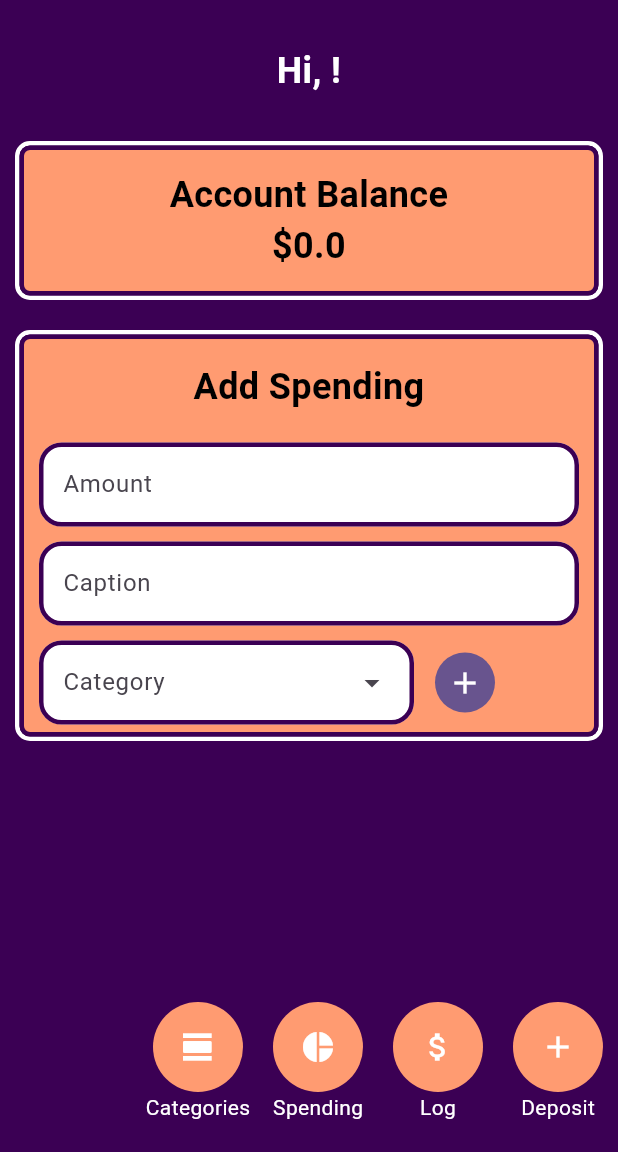
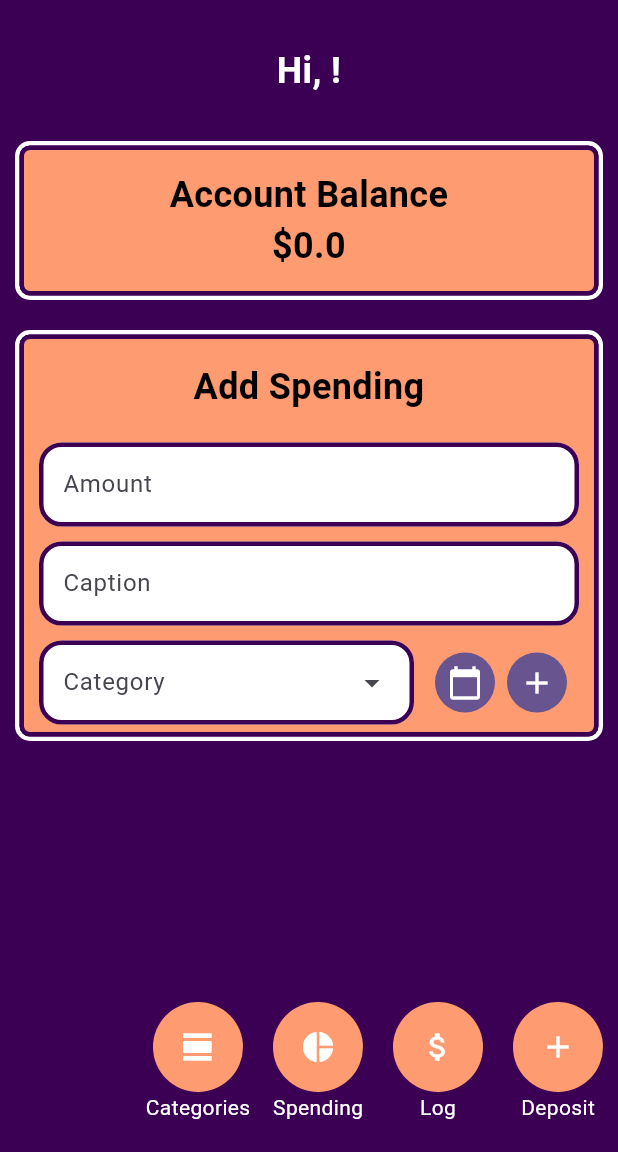
Before and after one commit to Cos229-239/2025_09_Team3, a Flutter app: the HomeScreenState screen opened directly, on a phone screen of 412 x 824 dp, the part 84-1236 px from its top. Run offline on Flutter 3.47's test engine with Material 3 defaults, Android fonts, the phone set to English and light mode, and no system bars; our stand-ins replace fl_chart, flutter_colorpicker, shared_preferences, sqflite; missing offline and left inert: bcrypt; accounts and stored records are empty.

Commit message:
add calendar button to home screen(functionality still needed.)

```diff
--- a/pocketbook/lib/database_handler.dart
+++ b/pocketbook/lib/database_handler.dart
@@ -27,7 +27,7 @@ class DatabaseHandler {
 
   void manualUpdate() async {
     //To be manually edited and run, only if needed
-    //
+
   }
 
   void testUser() async {
--- a/pocketbook/lib/home_screen.dart
+++ b/pocketbook/lib/home_screen.dart
@@ -317,6 +317,14 @@ class _HomeScreenStateManager extends State<HomeScreenState> {
                               ),
                             ),
                           ),
+                          //calendar button for adding date if not today
+                          IconButton.filled(
+                            icon: const Icon(Icons.calendar_today),
+                            onPressed: () {
+                              //add date picker functionality
+                            },
+                         ),
+
                           IconButton.filled(
                             onPressed: () {
                               _addSpending();
```
